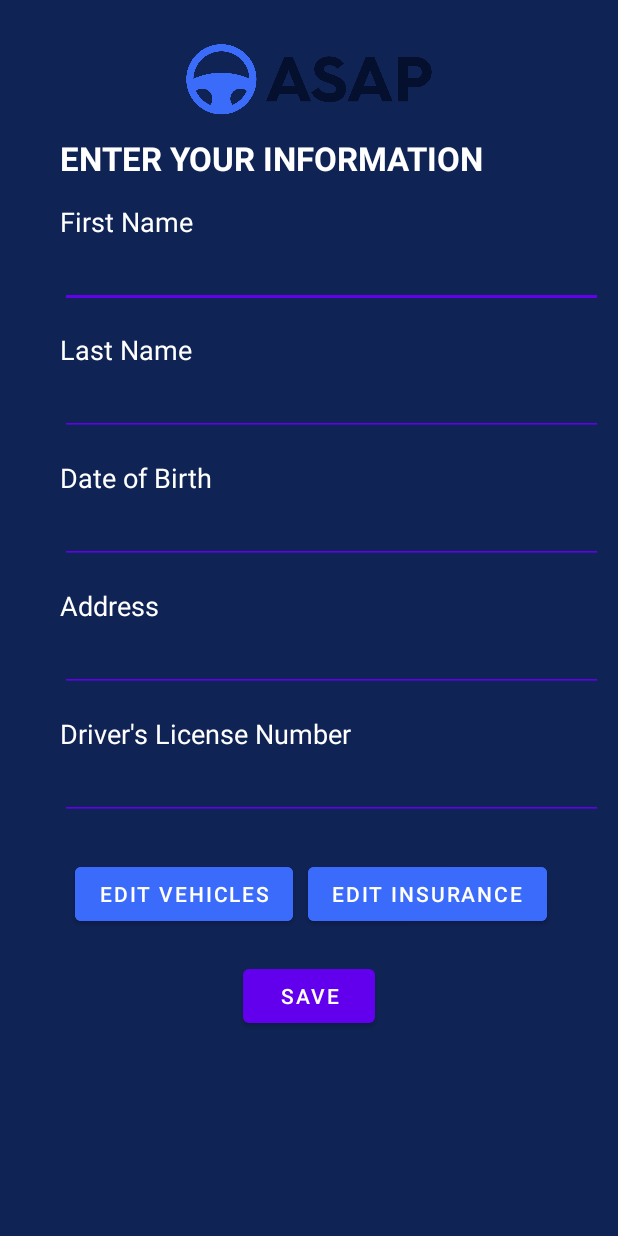
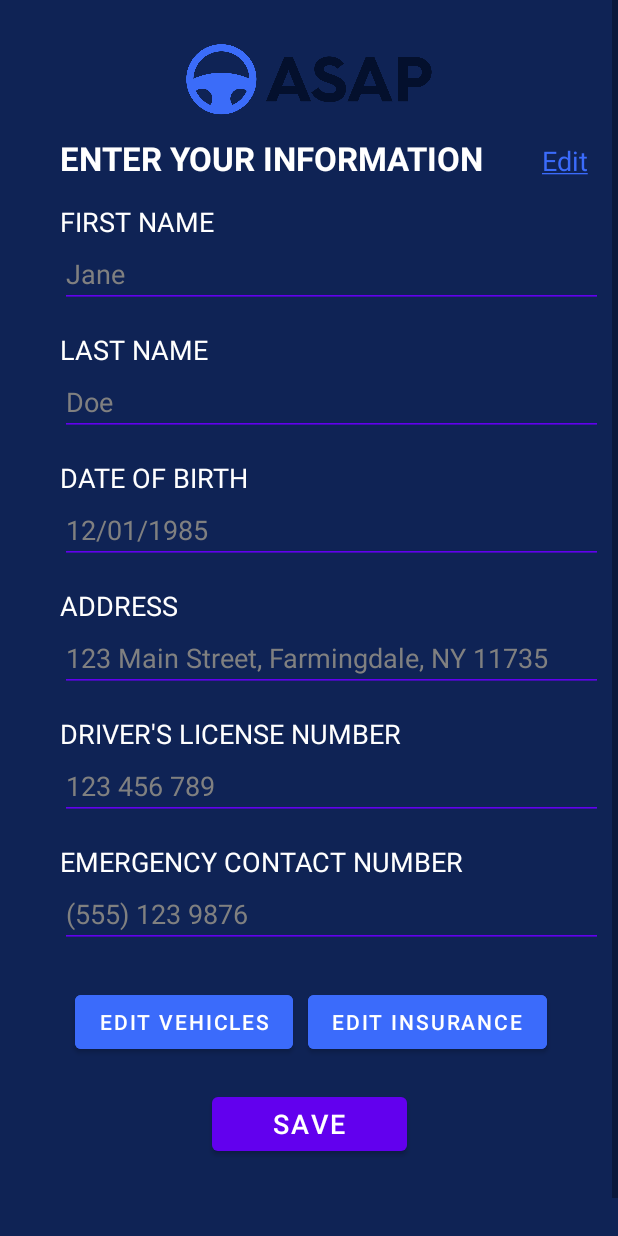
Before and after one commit to MaazHussaini99/androidAccidentApp, an Android app: the UserProfile screen opened directly, with no data from a screen before it, on a phone screen of 412 x 824 dp. Run offline under Robolectric (Android 15) with nearby library versions, the phone set to English and light mode, and no system bars.

Commit message:
Implemented method to edit the fields of profile when clicked

```diff
--- a/app/src/main/java/com/example/androidaccidentapp/Home.java
+++ b/app/src/main/java/com/example/androidaccidentapp/Home.java
@@ -24,7 +24,7 @@ public class Home extends AppCompatActivity {
         setContentView(R.layout.activity_home);
 
         userAcct = findViewById(R.id.account_ic);
-        String[] options = {"User Profile", "Vehicle Profile", "Insurance Policy"};
+        String[] options = {"View User Profile", "View Vehicle Profile", "View Insurance Policy"};
         ArrayAdapter<String> adapter = new ArrayAdapter<>(this, android.R.layout.select_dialog_item, options);
 
         userAcct.setOnClickListener(v -> {
--- a/app/src/main/java/com/example/androidaccidentapp/UserProfile.java
+++ b/app/src/main/java/com/example/androidaccidentapp/UserProfile.java
@@ -3,15 +3,29 @@ package com.example.androidaccidentapp;
 import androidx.appcompat.app.AppCompatActivity;
 
 import android.content.Intent;
+import android.graphics.Color;
 import android.os.Bundle;
 import android.view.View;
+import android.widget.EditText;
+import android.widget.TextView;
 
 public class UserProfile extends AppCompatActivity {
+
+    EditText firstName, lastName, dob, address, license, iceContact;
+    TextView editLink;
 
     @Override
     protected void onCreate(Bundle savedInstanceState) {
         super.onCreate(savedInstanceState);
         setContentView(R.layout.activity_user_profile);
+
+        firstName = findViewById(R.id.firstNameEdit);
+        lastName = findViewById(R.id.lastNameEdit);
+        dob = findViewById(R.id.dobEdit);
+        address = findViewById(R.id.addressEdit);
+        license = findViewById(R.id.licenseEdit);
+        iceContact = findViewById(R.id.iceContactEdit);
+        editLink = findViewById(R.id.editLink);
     }
 
     public void edit_vehicle(View view) {
@@ -26,8 +40,23 @@ public class UserProfile extends AppCompatActivity {
     }
 
     public void save(View view) {
-        Intent intent = new Intent(UserProfile.this, Home.class);
+        Intent intent = new Intent(UserProfile.this, UserProfile.class);
         startActivity(intent);
     }
 
+    public void updateText(View view) {
+        editLink.setTextColor(Color.CYAN);
+        firstName.setEnabled(true);
+        firstName.setTextColor(Color.WHITE);
+        lastName.setEnabled(true);
+        lastName.setTextColor(Color.WHITE);
+        dob.setEnabled(true);
+        dob.setTextColor(Color.WHITE);
+        address.setEnabled(true);
+        address.setTextColor(Color.WHITE);
+        license.setEnabled(true);
+        license.setTextColor(Color.WHITE);
+        iceContact.setEnabled(true);
+        iceContact.setTextColor(Color.WHITE);
+    }
 }
--- a/app/src/main/res/layout/activity_home.xml
+++ b/app/src/main/res/layout/activity_home.xml
@@ -58,7 +58,7 @@
         android:onClick="onClick"
         android:backgroundTint="@color/logo"
         android:layout_marginTop="40dp"
-        android:layout_marginStart="55dp"
+        android:layout_marginStart="40dp"
         app:layout_constraintTop_toBottomOf="@id/step_by_step"
         app:layout_constraintLeft_toLeftOf="parent" />
 
@@ -67,7 +67,7 @@
         android:layout_width="140dp"
         android:layout_height="wrap_content"
         android:layout_marginTop="40dp"
-        android:layout_marginEnd="55dp"
+        android:layout_marginEnd="40dp"
         android:backgroundTint="@color/logo"
         android:onClick="onClick"
         android:text="Handbook"
@@ -84,7 +84,7 @@
         android:onClick="onClick"
         android:backgroundTint="@color/logo"
         android:layout_marginTop="40dp"
-        android:layout_marginStart="55dp"
+        android:layout_marginStart="40dp"
         app:layout_constraintTop_toBottomOf="@id/camera"
         app:layout_constraintLeft_toLeftOf="parent" />
 
@@ -95,7 +95,7 @@
         android:text="Reports"
         android:onClick="onClick"
         android:backgroundTint="@color/logo"
-        android:layout_marginEnd="55dp"
+        android:layout_marginEnd="40dp"
         app:layout_constraintTop_toBottomOf="@id/handbook"
         app:layout_constraintBaseline_toBaselineOf="@id/info_exchange"
         app:layout_constraintRight_toRightOf="parent"/>
--- a/app/src/main/res/layout/activity_user_profile.xml
+++ b/app/src/main/res/layout/activity_user_profile.xml
@@ -6,6 +6,23 @@
     android:layout_height="match_parent"
     tools:context=".UserProfile"
     android:background="@color/background">
+
+    <ScrollView
+        android:layout_width="match_parent"
+        android:layout_height="match_parent"
+        app:layout_constraintBottom_toBottomOf="parent"
+        app:layout_constraintEnd_toEndOf="parent"
+        app:layout_constraintStart_toStartOf="parent"
+        app:layout_constraintTop_toTopOf="parent">
+
+        <LinearLayout
+            android:layout_width="match_parent"
+            android:layout_height="wrap_content"
+            android:orientation="vertical" >
+
+            <androidx.constraintlayout.widget.ConstraintLayout
+                android:layout_width="match_parent"
+                android:layout_height="850dp">
 
             <ImageView
                 android:id="@+id/logo"
@@ -17,6 +34,19 @@
                 app:layout_constraintHorizontal_bias="0.0"
                 app:layout_constraintStart_toStartOf="parent"
                 app:layout_constraintTop_toTopOf="parent" />
+
+            <TextView
+                android:id="@+id/editLink"
+                android:layout_width="wrap_content"
+                android:layout_height="wrap_content"
+                android:layout_marginTop="10dp"
+                android:layout_marginEnd="20dp"
+                android:text="@string/editLink"
+                android:textColor="@color/logo"
+                android:textSize="18dp"
+                android:onClick="updateText"
+                app:layout_constraintBaseline_toBaselineOf="@id/header"
+                app:layout_constraintRight_toRightOf="parent" />
 
             <TextView
                 android:id="@+id/header"
@@ -37,7 +67,7 @@
                 android:layout_height="wrap_content"
                 android:layout_marginTop="15dp"
                 android:layout_marginLeft="40dp"
-        android:text="First Name"
+                android:text="FIRST NAME"
                 android:textColor="@color/white"
                 android:textSize="18dp"
                 app:layout_constraintTop_toBottomOf="@id/header"
@@ -49,8 +79,10 @@
                 android:layout_height="wrap_content"
                 android:layout_marginLeft="40dp"
                 android:layout_marginEnd="10dp"
-        android:textColor="@color/white"
+                android:textColor="@color/gray"
+                android:text="Jane"
                 android:textSize="18dp"
+                android:enabled="false"
                 android:backgroundTint="@color/purple_500"
                 app:layout_constraintTop_toBottomOf="@id/firstNameText"
                 app:layout_constraintLeft_toLeftOf="parent" />
@@ -61,7 +93,7 @@
                 android:layout_height="wrap_content"
                 android:layout_marginTop="15dp"
                 android:layout_marginLeft="40dp"
-        android:text="Last Name"
+                android:text="LAST NAME"
                 android:textColor="@color/white"
                 android:textSize="18dp"
                 app:layout_constraintTop_toBottomOf="@id/firstNameEdit"
@@ -73,8 +105,10 @@
                 android:layout_height="wrap_content"
                 android:layout_marginLeft="40dp"
                 android:layout_marginEnd="10dp"
-        android:textColor="@color/white"
+                android:textColor="@color/gray"
+                android:text="Doe"
                 android:textSize="18dp"
+                android:enabled="false"
                 android:backgroundTint="@color/purple_500"
                 app:layout_constraintTop_toBottomOf="@id/lastNameText"
                 app:layout_constraintLeft_toLeftOf="parent" />
@@ -85,7 +119,7 @@
                 android:layout_height="wrap_content"
                 android:layout_marginTop="15dp"
                 android:layout_marginLeft="40dp"
-        android:text="Date of Birth"
+                android:text="DATE OF BIRTH"
                 android:textColor="@color/white"
                 android:textSize="18dp"
                 app:layout_constraintTop_toBottomOf="@id/lastNameEdit"
@@ -97,8 +131,10 @@
                 android:layout_height="wrap_content"
                 android:layout_marginLeft="40dp"
                 android:layout_marginEnd="10dp"
-        android:textColor="@color/white"
+                android:textColor="@color/gray"
                 android:textSize="18dp"
+                android:text="12/01/1985"
+                android:enabled="false"
                 android:backgroundTint="@color/purple_500"
                 app:layout_constraintTop_toBottomOf="@id/dobText"
                 app:layout_constraintLeft_toLeftOf="parent" />
@@ -109,7 +145,7 @@
                 android:layout_height="wrap_content"
                 android:layout_marginTop="15dp"
                 android:layout_marginLeft="40dp"
-        android:text="Address"
+                android:text="ADDRESS"
                 android:textColor="@color/white"
                 android:textSize="18dp"
                 app:layout_constraintTop_toBottomOf="@id/dobEdit"
@@ -121,8 +157,10 @@
                 android:layout_height="wrap_content"
                 android:layout_marginLeft="40dp"
                 android:layout_marginEnd="10dp"
-        android:textColor="@color/white"
+                android:textColor="@color/gray"
                 android:textSize="18dp"
+                android:text="123 Main Street, Farmingdale, NY 11735"
+                android:enabled="false"
                 android:backgroundTint="@color/purple_500"
                 app:layout_constraintTop_toBottomOf="@id/addressText"
                 app:layout_constraintLeft_toLeftOf="parent" />
@@ -133,7 +171,7 @@
                 android:layout_height="wrap_content"
                 android:layout_marginTop="15dp"
                 android:layout_marginLeft="40dp"
-        android:text="Driver's License Number"
+                android:text="DRIVER'S LICENSE NUMBER"
                 android:textColor="@color/white"
                 android:textSize="18dp"
                 app:layout_constraintTop_toBottomOf="@id/addressEdit"
@@ -145,10 +183,38 @@
                 android:layout_height="wrap_content"
                 android:layout_marginLeft="40dp"
                 android:layout_marginEnd="10dp"
+                android:textColor="@color/gray"
+                android:textSize="18dp"
+                android:text="123 456 789"
+                android:enabled="false"
+                android:backgroundTint="@color/purple_500"
+                app:layout_constraintTop_toBottomOf="@id/licenseText"
+                app:layout_constraintLeft_toLeftOf="parent" />
+
+            <TextView
+                android:id="@+id/iceContactText"
+                android:layout_width="wrap_content"
+                android:layout_height="wrap_content"
+                android:layout_marginTop="15dp"
+                android:layout_marginLeft="40dp"
+                android:text="EMERGENCY CONTACT NUMBER"
                 android:textColor="@color/white"
                 android:textSize="18dp"
+                app:layout_constraintTop_toBottomOf="@id/licenseEdit"
+                app:layout_constraintLeft_toLeftOf="parent" />
+
+            <EditText
+                android:id="@+id/iceContactEdit"
+                android:layout_width="match_parent"
+                android:layout_height="wrap_content"
+                android:layout_marginLeft="40dp"
+                android:layout_marginEnd="10dp"
+                android:textColor="@color/gray"
+                android:textSize="18dp"
+                android:text="(555) 123 9876"
+                android:enabled="false"
                 android:backgroundTint="@color/purple_500"
-        app:layout_constraintTop_toBottomOf="@id/licenseText"
+                app:layout_constraintTop_toBottomOf="@id/iceContactText"
                 app:layout_constraintLeft_toLeftOf="parent" />
 
             <Button
@@ -161,7 +227,7 @@
                 android:onClick="edit_vehicle"
                 android:backgroundTint="@color/logo"
                 app:layout_constraintStart_toStartOf="parent"
-        app:layout_constraintTop_toBottomOf="@id/licenseEdit" />
+                app:layout_constraintTop_toBottomOf="@id/iceContactEdit" />
 
             <Button
                 android:id="@+id/accessInsurance"
@@ -173,17 +239,22 @@
                 android:onClick="edit_insurance"
                 android:backgroundTint="@color/logo"
                 app:layout_constraintStart_toEndOf="@id/accessVehicles"
-        app:layout_constraintTop_toBottomOf="@id/licenseEdit" />
+                app:layout_constraintTop_toBottomOf="@id/iceContactEdit" />
 
             <Button
                 android:id="@+id/save"
-        android:layout_width="wrap_content"
+                android:layout_width="130dp"
                 android:layout_height="wrap_content"
                 android:layout_marginTop="20dp"
                 android:text="Save"
+                android:textSize="18dp"
                 android:onClick="save"
                 app:layout_constraintTop_toBottomOf="@id/accessInsurance"
                 app:layout_constraintStart_toStartOf="parent"
                 app:layout_constraintEnd_toEndOf="parent"/>
 
             </androidx.constraintlayout.widget.ConstraintLayout>
+        </LinearLayout>
+    </ScrollView>
+
+</androidx.constraintlayout.widget.ConstraintLayout>
--- a/app/src/main/res/values/strings.xml
+++ b/app/src/main/res/values/strings.xml
@@ -1,4 +1,5 @@
 <resources>
     <string name="app_name">ASAP</string>
+    <string name="editLink"><u>Edit</u></string>
     <string name="step1Instruction">Select one of the below\ncontact options, or skip to \nthe next step.</string>
 </resources>
```
Lines whose indentation alone changed are shown as unchanged.
